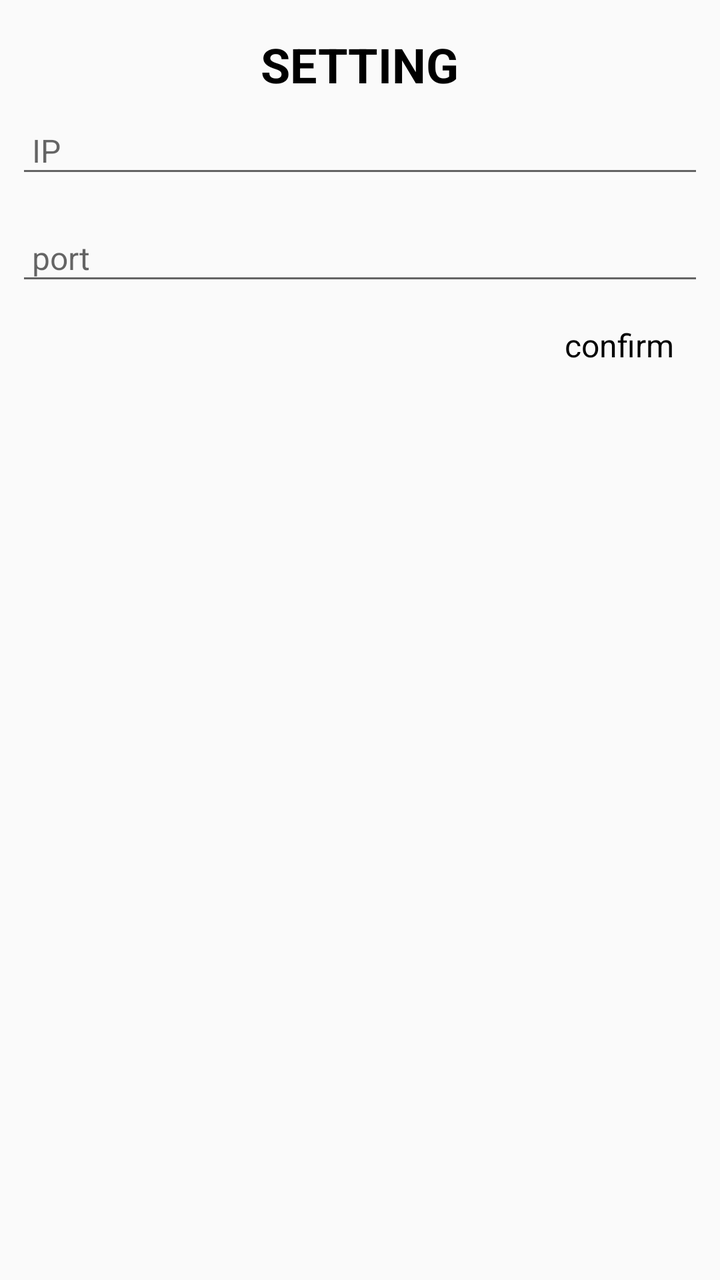
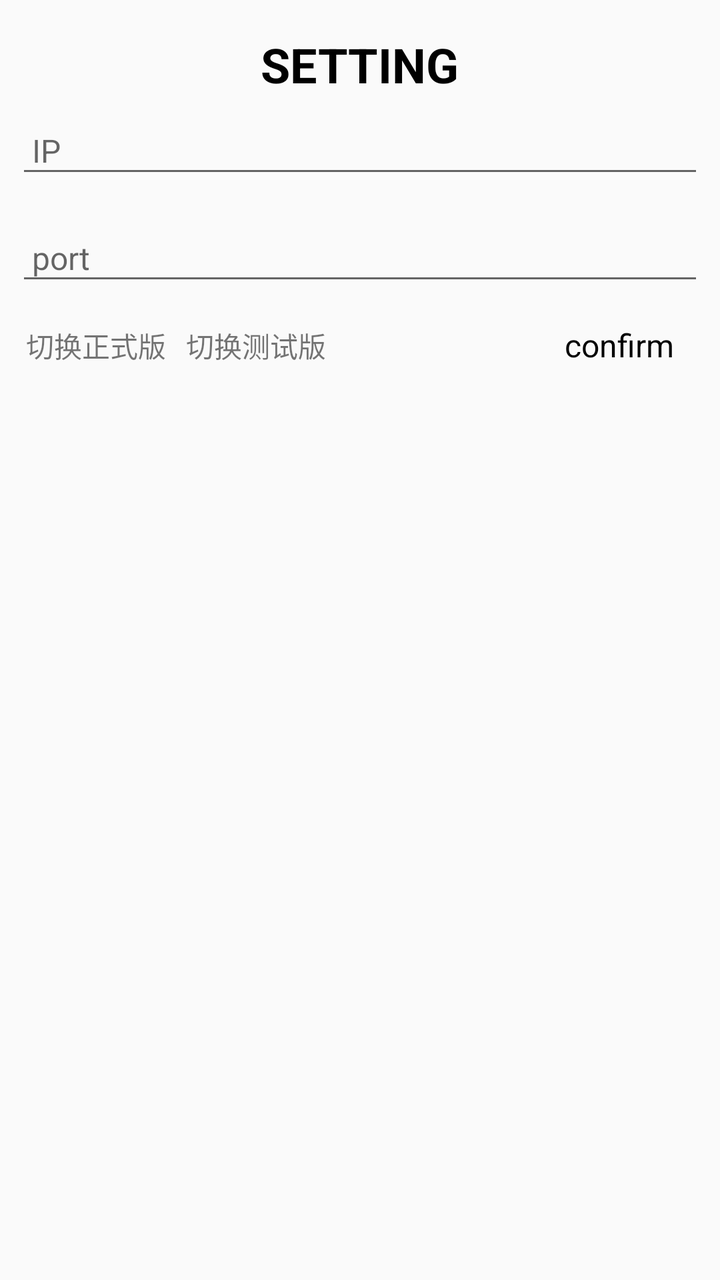

Two renders of the same Android screen: before a commit and after it. Below are the layout's source before the change and the commit's diff.
<!-- AndroidManifest.xml: application theme AppTheme.NoActionBar.Fullscreen -->
<!-- res/layout/dialog_setting.xml -->
<?xml version="1.0" encoding="utf-8"?>
<androidx.constraintlayout.widget.ConstraintLayout xmlns:android="http://schemas.android.com/apk/res/android"
    xmlns:app="http://schemas.android.com/apk/res-auto"
    android:layout_width="match_parent"
    android:layout_height="wrap_content"
    android:focusable="true"
    android:focusableInTouchMode="true"
    android:orientation="vertical"
    android:padding="8dp">

    <TextView
        android:id="@+id/setting_tittle"
        android:layout_width="wrap_content"
        android:layout_height="wrap_content"
        android:layout_marginTop="8dp"
        android:text="SETTING"
        android:textColor="@color/black"
        android:textSize="24sp"
        android:textStyle="bold"
        app:layout_constraintEnd_toEndOf="parent"
        app:layout_constraintStart_toStartOf="parent"
        app:layout_constraintTop_toTopOf="parent" />

    <EditText
        android:id="@+id/edt_ip"
        android:layout_width="match_parent"
        android:layout_height="wrap_content"
        android:layout_marginTop="8dp"
        android:hint="IP"
        android:padding="8dp"
        android:textSize="16sp"
        app:layout_constraintEnd_toEndOf="parent"
        app:layout_constraintStart_toStartOf="parent"
        app:layout_constraintTop_toBottomOf="@id/setting_tittle" />

    <EditText
        android:id="@+id/edt_port"
        android:layout_width="match_parent"
        android:layout_height="wrap_content"
        android:layout_marginTop="16dp"
        android:hint="port"
        android:padding="8dp"
        android:textSize="16sp"
        app:layout_constraintEnd_toEndOf="parent"
        app:layout_constraintStart_toStartOf="parent"
        app:layout_constraintTop_toBottomOf="@id/edt_ip" />

    <TextView
        android:id="@+id/btn_setting_submit"
        android:layout_width="wrap_content"
        android:layout_height="50dp"
        android:paddingHorizontal="15dp"
        android:text="confirm"
        android:textSize="16sp"
        android:gravity="center"
        android:textColor="@color/black"
        app:layout_constraintEnd_toEndOf="parent"
        app:layout_constraintTop_toBottomOf="@+id/edt_port" />

</androidx.constraintlayout.widget.ConstraintLayout>
<!-- resources referenced by this layout -->
<resources>
  <color name="black">#FF000000</color>
  <style name="AppTheme.NoActionBar.Fullscreen" parent="Theme.AppCompat.Light.NoActionBar">
          
          <item name="android:windowFullscreen">true</item>
          <item name="android:windowTranslucentStatus">true</item>
          <item name="android:windowTranslucentNavigation">true</item>
          
          <item name="android:statusBarColor">@android:color/transparent</item>
          <item name="android:navigationBarColor">@android:color/transparent</item>
      </style>
</resources>

<!-- the commit's change to res/layout/dialog_setting.xml (unified diff, before → after) -->
@@ -57,4 +57,24 @@
         app:layout_constraintEnd_toEndOf="parent"
         app:layout_constraintTop_toBottomOf="@+id/edt_port" />
 
+    <TextView
+        android:id="@+id/btn_setting_release"
+        android:layout_width="wrap_content"
+        android:layout_height="50dp"
+        android:text="切换正式版"
+        android:paddingHorizontal="5dp"
+        android:gravity="center"
+        app:layout_constraintStart_toStartOf="parent"
+        app:layout_constraintTop_toBottomOf="@+id/edt_port" />
+
+    <TextView
+        android:id="@+id/btn_setting_debug"
+        android:layout_width="wrap_content"
+        android:layout_height="50dp"
+        android:text="切换测试版"
+        android:paddingHorizontal="5dp"
+        android:gravity="center"
+        app:layout_constraintStart_toEndOf="@+id/btn_setting_release"
+        app:layout_constraintTop_toBottomOf="@+id/edt_port" />
+
 </androidx.constraintlayout.widget.ConstraintLayout>
